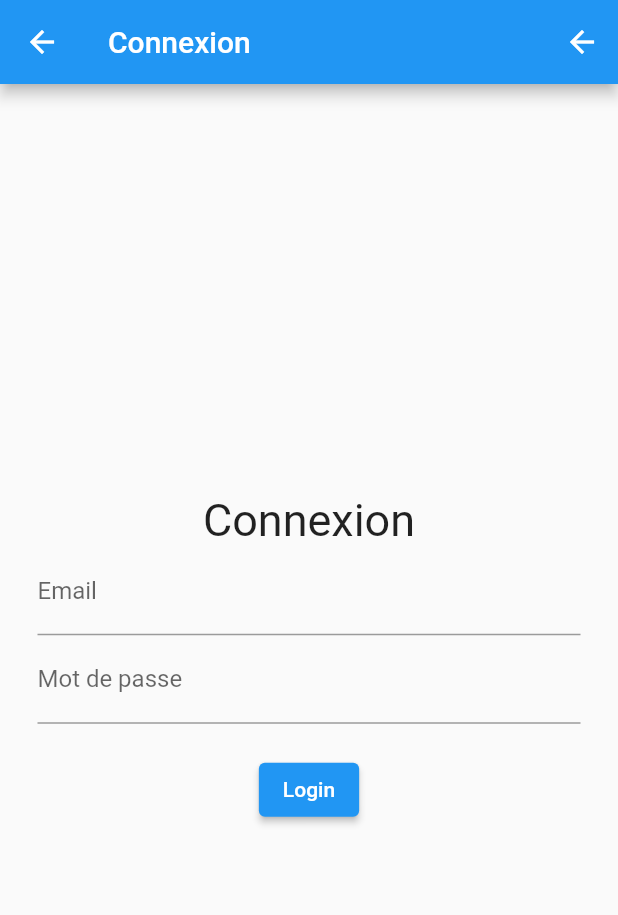
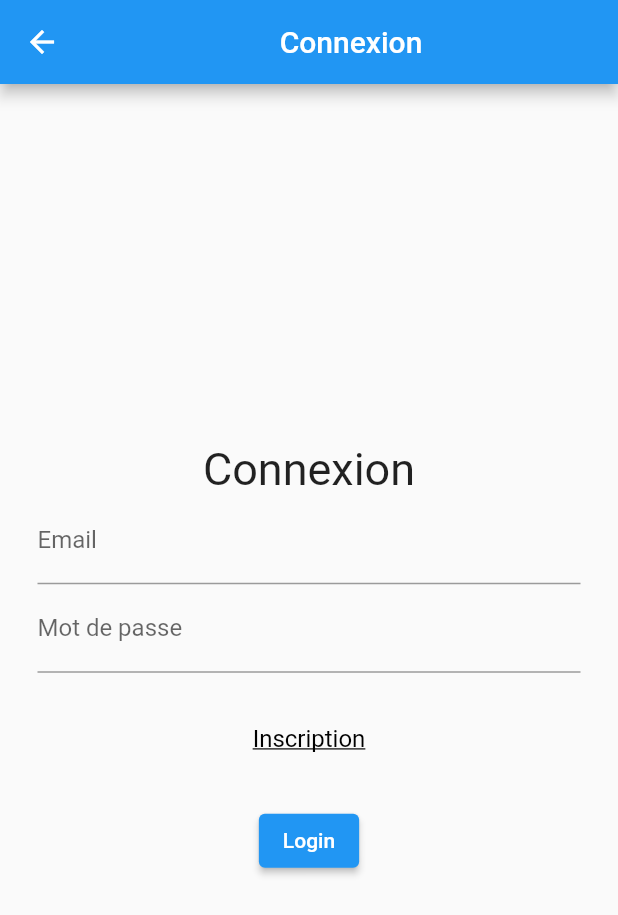
Before and after one commit to giovanny972/Tombolo_Application, a Flutter app: the screen it shows after launch, after a tap on "Commencer", on a phone screen of 412 x 824 dp. Shown: the top 915 px of the screen. Run offline on Flutter 3.47's test engine with Material 2 defaults, Android fonts, the phone set to English and light mode, and no system bars.

Commit message:
Page inscription

```diff
--- a/lib/Connexion/Connexion.dart
+++ b/lib/Connexion/Connexion.dart
@@ -1,8 +1,7 @@
 // ignore_for_file: unused_field, library_private_types_in_public_api
-
 import 'package:flutter/material.dart';
-import 'package:flutter/services.dart';
 import 'package:tombolo/tombolaCode/TombalaCode.dart';
+import 'package:tombolo/Inscription/Inscription.dart';
 
 class LoginPage extends StatefulWidget {
   const LoginPage({Key? key}) : super(key: key);
@@ -21,13 +20,15 @@ class _LoginPageState extends State<LoginPage> {
     return Scaffold(
       key: _scaffoldKey,
       appBar: AppBar(
-        title: const Text('Connexion'),
-        actions: [
-          IconButton(
-            icon: const Icon(Icons.arrow_back),
-            onPressed: () => Navigator.of(context).pop(),
-          )
-        ],
+        title: const Center(
+          child: Text('Connexion'),
+        ),
+        leading: IconButton(
+          icon: const Icon(Icons.arrow_back),
+          onPressed: () => {
+            Navigator.of(context).pop(),
+          },
+        ),
       ),
       body: Center(
         child: SingleChildScrollView(
@@ -68,6 +69,27 @@ class _LoginPageState extends State<LoginPage> {
                   ),
                 ),
                 const SizedBox(height: 20.0),
+                TextButton(
+                  onPressed: () {
+                    Navigator.push(
+                      context,
+                      MaterialPageRoute(builder: (context) => SignUpPage()),
+                    );
+                    // Actions à effectuer lors de l'appui sur le bouton lien
+                  },
+                  style: TextButton.styleFrom(
+                    primary: Colors.black, // Couleur du texte du bouton lien
+                    textStyle: const TextStyle(
+                      fontSize: 16, // Taille du texte du bouton lien
+                      decoration: TextDecoration
+                          .underline, // Souligné le texte du bouton lien
+                    ),
+                  ),
+                  child: const Center(
+                    child: Text('Inscription'),
+                  ),
+                ),
+                const SizedBox(height: 20.0),
                 ElevatedButton(
                   onPressed: () {
                     Navigator.push(
--- a/lib/Home/home_page.dart
+++ b/lib/Home/home_page.dart
@@ -6,7 +6,9 @@ class HomePage extends StatelessWidget {
   Widget build(BuildContext context) {
     return Scaffold(
       appBar: AppBar(
-        title: const Text('Tombola App'),
+        title: const Center(
+          child: Text('Tombola App'),
+        ),
       ),
       body: Container(
         decoration: const BoxDecoration(
```
Also changed, not shown: lib/Inscription/Inscription.dart (added, +94 -0 lines), lib/tombolaCode/TombalaCode.dart (+3 -6 lines).
